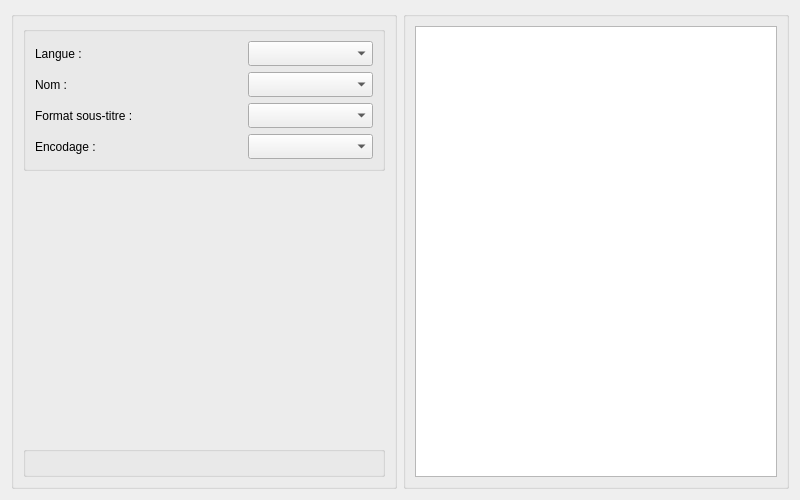
This is src/View/subtitlepane.ui in cinemaouvert/OCT as Qt 5 draws it before an edit. The edited form follows.
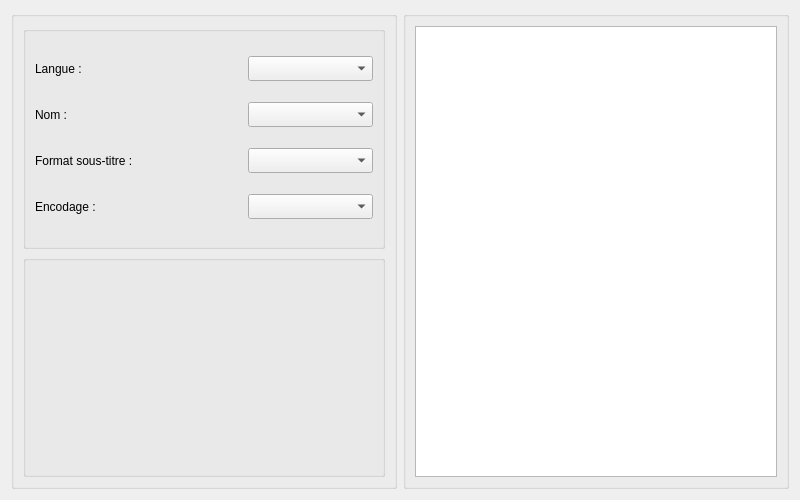
This is the edited form. Custom widgets are drawn as their Qt base class.

Commit message: added player into subtitle pane

```diff
--- a/src/View/subtitlepane.ui
+++ b/src/View/subtitlepane.ui
@@ -22,6 +22,12 @@
      <layout class="QVBoxLayout" name="verticalLayout">
       <item>
        <widget class="QGroupBox" name="groupBox_FormSubtitlePane">
+        <property name="maximumSize">
+         <size>
+          <width>16777215</width>
+          <height>250</height>
+         </size>
+        </property>
         <property name="title">
          <string/>
         </property>
@@ -201,25 +207,16 @@
         </layout>
        </widget>
       </item>
-      <item>
-       <spacer name="verticalSpacer">
-        <property name="orientation">
-         <enum>Qt::Vertical</enum>
-        </property>
-        <property name="sizeHint" stdset="0">
-         <size>
-          <width>20</width>
-          <height>40</height>
-         </size>
-        </property>
-       </spacer>
-      </item>
       <item>
        <widget class="QGroupBox" name="groupBox_PlayerSubtitlePane">
         <property name="title">
          <string/>
         </property>
-        <layout class="QVBoxLayout" name="verticalLayout_4"/>
+        <layout class="QHBoxLayout" name="horizontalLayout_2">
+         <item>
+          <widget class="VideoPlayer" name="videoWidget" native="true"/>
+         </item>
+        </layout>
        </widget>
       </item>
      </layout>
@@ -239,6 +236,14 @@
    </item>
   </layout>
  </widget>
+ <customwidgets>
+  <customwidget>
+   <class>VideoPlayer</class>
+   <extends>QWidget</extends>
+   <header>src/View/VideoPlayer.h</header>
+   <container>1</container>
+  </customwidget>
+ </customwidgets>
  <resources/>
  <connections/>
 </ui>
```
